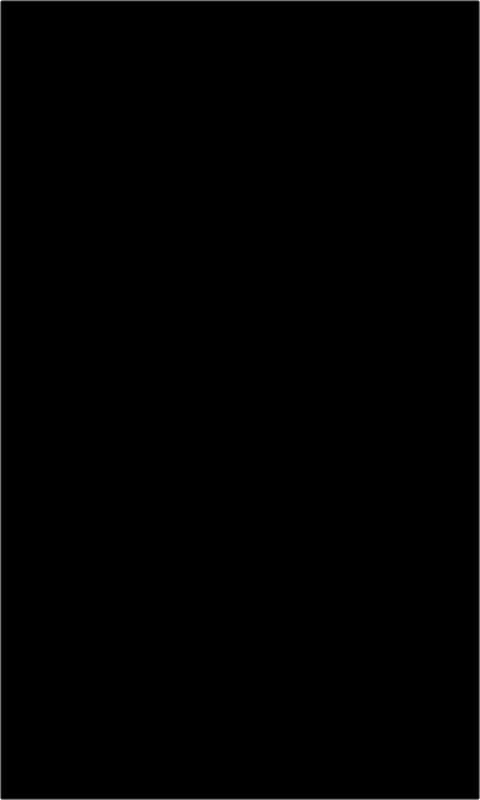
Old version of the form resources/ui/stackedTest.ui in the repository guuse/fridget-python.
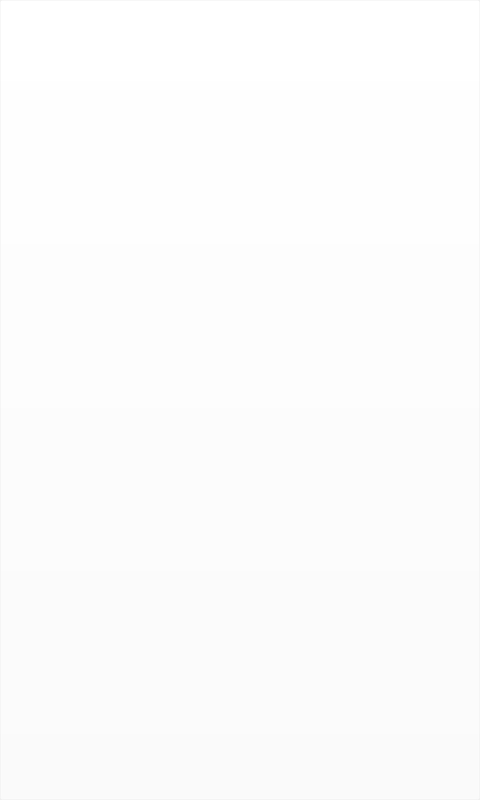
New version of the form. The open tabs and pages were chosen to show the change. Icons and pictures are not drawn.

What changed in the file:
```diff
--- a/resources/ui/stackedTest.ui
+++ b/resources/ui/stackedTest.ui
@@ -83,9 +83,9 @@
        </size>
       </property>
       <property name="styleSheet">
-       <string notr="true">color: rgba(0,0,0,0);
-border-image: rgba(0,0,0,0);
-background: rgba(0,0,0,0);
+       <string notr="true">color: rgba(255,255,255,0);
+border-image: rgba(255,255,255,0);
+background: rgba(255,255,255,0);
 </string>
       </property>
       <property name="text">
```
Left out of the diff: 2 changed lines with no effect on the pictures.
